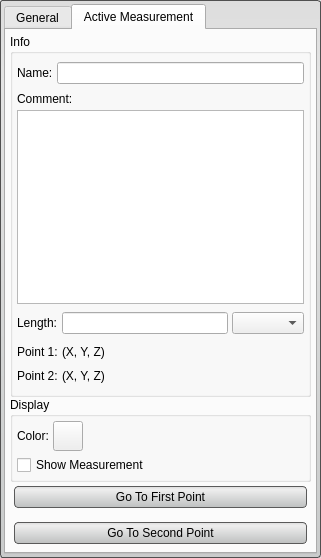
Above: src/Interface/ToolInterface/MeasurementToolInterface.ui from SCIInstitute/Seg3D before the change. Below: the same form after it.
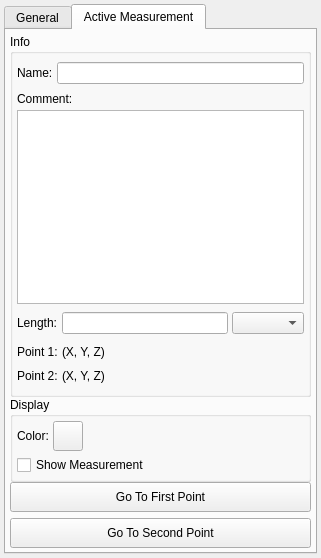
That is the form after the change. The open tabs and pages were chosen to show the change. Custom widgets are drawn as their Qt base class.

Patch:
```diff
--- a/src/Interface/ToolInterface/MeasurementToolInterface.ui
+++ b/src/Interface/ToolInterface/MeasurementToolInterface.ui
@@ -25,132 +25,6 @@
   <property name="windowTitle">
    <string>Measurement Tool</string>
   </property>
-  <property name="styleSheet">
-   <string notr="true">QWidget#MeasurementToolInterface{
-  border-radius: 3px;
-  background-color: qlineargradient(spread:pad, x1:0.5, y1:0, x2:0.5, y2:0.960227, stop:0 rgba(241, 241, 241, 255), stop:0.155779 rgba(250, 250, 250, 255), stop:1 rgba(222, 224, 224, 255));  
-}
-
-QPushButton#copy_button_{
-  background-color: qlineargradient(spread:pad, x1:0.5, y1:0, x2:0.5, y2:0.960227, stop:0 rgba(221, 221, 221, 255), stop:0.155779 rgba(238, 238, 238, 255), stop:1 rgba(192, 194, 194, 255));
-  border-radius: 4px;
-  border: 1px solid rgb(90, 90, 90);
-  margin:4px;
-  padding: 2px;
-}
-
-QPushButton#copy_button_:hover{
-  background-color: qlineargradient(spread:pad, x1:0.5, y1:0, x2:0.5, y2:1, stop:0 rgba(195, 195, 195, 255), stop:0.253769 rgba(206, 206, 206, 255), stop:1 rgba(185, 185, 185, 255));
-  border-radius: 4px;
-  border: 1px solid rgb(90, 90, 90);
-  margin:4px;
-}
-
-QPushButton#copy_button_:pressed{
-  background-color: qlineargradient(spread:pad, x1:0.5, y1:0, x2:0.5, y2:1, stop:0 rgba(150, 150, 150, 255), stop:0.753769 rgba(206, 206, 206, 255), stop:1 rgba(185, 185, 185, 255));
-  border-radius: 4px;
-  border: 1px solid rgb(90, 90, 90);
-  margin:4px;
-}
-
-/*************************/
-QPushButton#delete_button_{
-  background-color: qlineargradient(spread:pad, x1:0.5, y1:0, x2:0.5, y2:0.960227, stop:0 rgba(221, 221, 221, 255), stop:0.155779 rgba(238, 238, 238, 255), stop:1 rgba(192, 194, 194, 255));
-  border-radius: 4px;
-  border: 1px solid rgb(90, 90, 90);
-  margin:4px;
-  padding: 2px;
-}
-
-QPushButton#delete_button_:hover{
-  background-color: qlineargradient(spread:pad, x1:0.5, y1:0, x2:0.5, y2:1, stop:0 rgba(195, 195, 195, 255), stop:0.253769 rgba(206, 206, 206, 255), stop:1 rgba(185, 185, 185, 255));
-  border-radius: 4px;
-  border: 1px solid rgb(90, 90, 90);
-  margin:4px;
-}
-
-QPushButton#delete_button_:pressed{
-  background-color: qlineargradient(spread:pad, x1:0.5, y1:0, x2:0.5, y2:1, stop:0 rgba(150, 150, 150, 255), stop:0.753769 rgba(206, 206, 206, 255), stop:1 rgba(185, 185, 185, 255));
-  border-radius: 4px;
-  border: 1px solid rgb(90, 90, 90);
-  margin:4px;
-}
-
-/*************************/
-QPushButton#export_button_{
-  background-color: qlineargradient(spread:pad, x1:0.5, y1:0, x2:0.5, y2:0.960227, stop:0 rgba(221, 221, 221, 255), stop:0.155779 rgba(238, 238, 238, 255), stop:1 rgba(192, 194, 194, 255));
-  border-radius: 4px;
-  border: 1px solid rgb(90, 90, 90);
-  margin:4px;
-  padding: 2px
-}
-
-QPushButton#export_button_:hover{
-  background-color: qlineargradient(spread:pad, x1:0.5, y1:0, x2:0.5, y2:1, stop:0 rgba(195, 195, 195, 255), stop:0.253769 rgba(206, 206, 206, 255), stop:1 rgba(185, 185, 185, 255));
-  border-radius: 4px;
-  border: 1px solid rgb(90, 90, 90);
-  margin:4px;
-}
-
-QPushButton#export_button_:pressed{
-  background-color: qlineargradient(spread:pad, x1:0.5, y1:0, x2:0.5, y2:1, stop:0 rgba(150, 150, 150, 255), stop:0.753769 rgba(206, 206, 206, 255), stop:1 rgba(185, 185, 185, 255));
-  border-radius: 4px;
-  border: 1px solid rgb(90, 90, 90);
-  margin:4px;
-}
-
-/*************************/
-QPushButton#goto_first_button_{
-  background-color: qlineargradient(spread:pad, x1:0.5, y1:0, x2:0.5, y2:0.960227, stop:0 rgba(221, 221, 221, 255), stop:0.155779 rgba(238, 238, 238, 255), stop:1 rgba(192, 194, 194, 255));
-  border-radius: 4px;
-  border: 1px solid rgb(90, 90, 90);
-  margin:4px;
-  padding: 2px
-}
-
-QPushButton#goto_first_button_:hover{
-  background-color: qlineargradient(spread:pad, x1:0.5, y1:0, x2:0.5, y2:1, stop:0 rgba(195, 195, 195, 255), stop:0.253769 rgba(206, 206, 206, 255), stop:1 rgba(185, 185, 185, 255));
-  border-radius: 4px;
-  border: 1px solid rgb(90, 90, 90);
-  margin:4px;
-}
-
-QPushButton#goto_first_button_:pressed{
-  background-color: qlineargradient(spread:pad, x1:0.5, y1:0, x2:0.5, y2:1, stop:0 rgba(150, 150, 150, 255), stop:0.753769 rgba(206, 206, 206, 255), stop:1 rgba(185, 185, 185, 255));
-  border-radius: 4px;
-  border: 1px solid rgb(90, 90, 90);
-  margin:4px;
-}
-
-/*************************/
-QPushButton#goto_second_button_{
-  background-color: qlineargradient(spread:pad, x1:0.5, y1:0, x2:0.5, y2:0.960227, stop:0 rgba(221, 221, 221, 255), stop:0.155779 rgba(238, 238, 238, 255), stop:1 rgba(192, 194, 194, 255));
-  border-radius: 4px;
-  border: 1px solid rgb(90, 90, 90);
-  margin:4px;
-  padding: 2px
-}
-
-QPushButton#goto_second_button_:hover{
-  background-color: qlineargradient(spread:pad, x1:0.5, y1:0, x2:0.5, y2:1, stop:0 rgba(195, 195, 195, 255), stop:0.253769 rgba(206, 206, 206, 255), stop:1 rgba(185, 185, 185, 255));
-  border-radius: 4px;
-  border: 1px solid rgb(90, 90, 90);
-  margin:4px;
-}
-
-QPushButton#goto_second_button_:pressed{
-  background-color: qlineargradient(spread:pad, x1:0.5, y1:0, x2:0.5, y2:1, stop:0 rgba(150, 150, 150, 255), stop:0.753769 rgba(206, 206, 206, 255), stop:1 rgba(185, 185, 185, 255));
-  border-radius: 4px;
-  border: 1px solid rgb(90, 90, 90);
-  margin:4px;
-}
-
-/*
-QWidget#general_tab_, QWidget#active_tab_{ 
-  background-color: qlineargradient(spread:pad, x1:0.5, y1:0, x2:0.5, y2:0.960227, stop:0 rgba(241, 241, 241, 255), stop:0.155779 rgba(250, 250, 250, 255), stop:1 rgba(222, 224, 224, 255));
-} 
-*/</string>
-  </property>
   <layout class="QVBoxLayout" name="verticalLayout_6">
    <property name="spacing">
     <number>0</number>
@@ -172,13 +46,6 @@
        <height>0</height>
       </size>
      </property>
-     <property name="styleSheet">
-      <string notr="true">QWidget#base_{
-  border-radius: 3px;
-  border: 1px solid rgb(80, 80,80);
-  background-color: qlineargradient(spread:pad, x1:0.5, y1:0, x2:0.5, y2:0.960227, stop:0 rgba(221, 221, 221, 255), stop:0.155779 rgba(228, 228, 228, 255), stop:1 rgba(202, 204, 204, 255));      
-}</string>
-     </property>
      <layout class="QVBoxLayout" name="verticalLayout_7">
       <property name="spacing">
        <number>0</number>
@@ -194,13 +61,6 @@
           <verstretch>0</verstretch>
          </sizepolicy>
         </property>
-        <property name="styleSheet">
-         <string notr="true">QTabWidget#general_tab_{
-  border-radius: 3px;
-  border: 1px solid rgb(80, 80,80);
-  background-color: qlineargradient(spread:pad, x1:0.5, y1:0, x2:0.5, y2:0.960227, stop:0 rgba(221, 221, 221, 255), stop:0.155779 rgba(228, 228, 228, 255), stop:1 rgba(202, 204, 204, 255));      
-}</string>
-        </property>
         <property name="currentIndex">
          <number>0</number>
         </property>
```
Left out of the diff: 3 changed lines with no effect on the pictures.
